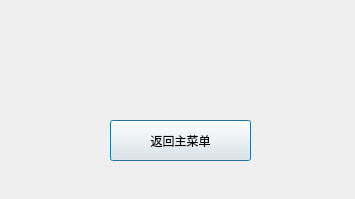
Old version of the form sheep_and_sheep/GameOverBox.ui in the repository Phoenix-PKU/PracticeofProgramming.
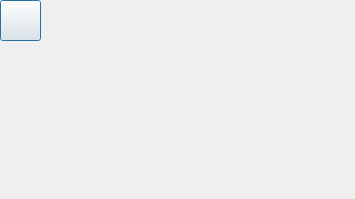
New version of the form. Icons and pictures are not drawn.

Commit message:
make the heap show more cards
players can see that there are some cards in the heap
it will show some cards
if there is too many cards in the heap, it will only show part of the heap

Patch:
```diff
--- a/sheep_and_sheep/GameOverBox.ui
+++ b/sheep_and_sheep/GameOverBox.ui
@@ -16,14 +16,17 @@
   <widget class="QPushButton" name="goToMainMenu">
    <property name="geometry">
     <rect>
-     <x>110</x>
-     <y>120</y>
-     <width>141</width>
+     <x>0</x>
+     <y>0</y>
+     <width>41</width>
      <height>41</height>
     </rect>
    </property>
+   <property name="styleSheet">
+    <string notr="true">border-image:url(:/new/prefix1/pictures/button_picture/back.png)</string>
+   </property>
    <property name="text">
-    <string>返回主菜单</string>
+    <string/>
    </property>
   </widget>
  </widget>
```
Left out of the diff: 12 changed lines with no effect on the pictures. The commit also changes 2 other files.
